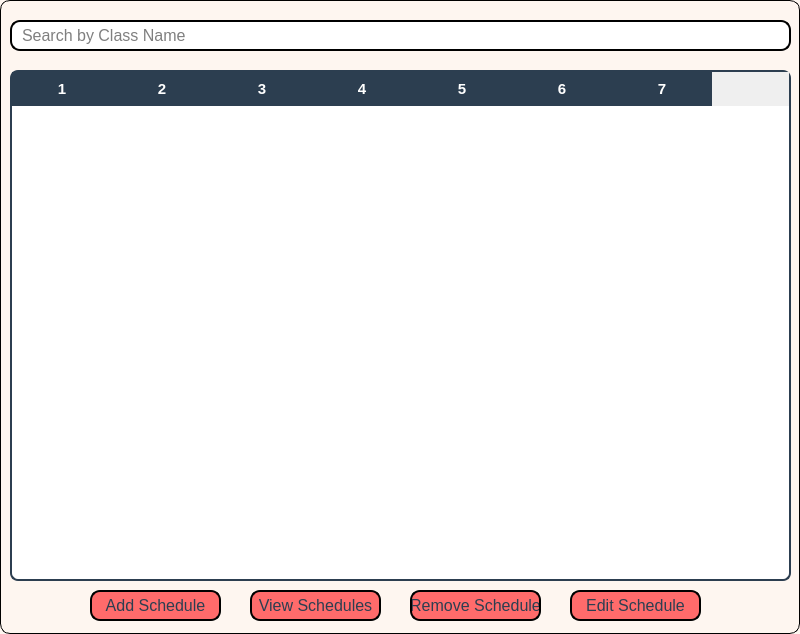
First picture: the form in AdminPanel/ClassScheduleManagement.ui, repository sarimkhan4/SchoolManagementSystem, before the edit.
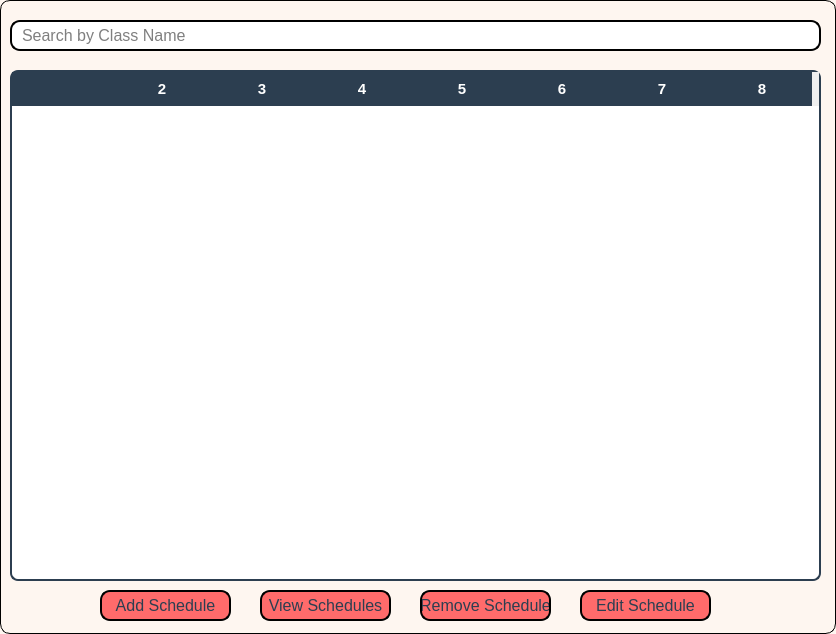
Second picture: the form after the edit.

The edit to the form file:
```diff
--- a/AdminPanel/ClassScheduleManagement.ui
+++ b/AdminPanel/ClassScheduleManagement.ui
@@ -6,7 +6,7 @@
    <rect>
     <x>0</x>
     <y>0</y>
-    <width>800</width>
+    <width>836</width>
     <height>634</height>
    </rect>
   </property>
@@ -31,7 +31,7 @@
     <rect>
      <x>10</x>
      <y>70</y>
-     <width>781</width>
+     <width>811</width>
      <height>511</height>
     </rect>
    </property>
@@ -79,7 +79,7 @@
     <enum>QFrame::Shape::StyledPanel</enum>
    </property>
    <property name="columnCount">
-    <number>7</number>
+    <number>8</number>
    </property>
    <property name="horizontalHeaderLabels" stdset="0">
     <stringlist>
@@ -92,6 +92,11 @@
      <string>Room</string>
     </stringlist>
    </property>
+   <column>
+    <property name="text">
+     <string/>
+    </property>
+   </column>
    <column/>
    <column/>
    <column/>
@@ -103,7 +108,7 @@
   <widget class="QPushButton" name="editScheduleButton">
    <property name="geometry">
     <rect>
-     <x>570</x>
+     <x>580</x>
      <y>590</y>
      <width>131</width>
      <height>31</height>
@@ -132,7 +137,7 @@
   <widget class="QPushButton" name="addScheduleButton">
    <property name="geometry">
     <rect>
-     <x>90</x>
+     <x>100</x>
      <y>590</y>
      <width>131</width>
      <height>31</height>
@@ -163,7 +168,7 @@
     <rect>
      <x>10</x>
      <y>20</y>
-     <width>781</width>
+     <width>811</width>
      <height>31</height>
     </rect>
    </property>
@@ -187,7 +192,7 @@
   <widget class="QPushButton" name="viewScheduleButton">
    <property name="geometry">
     <rect>
-     <x>250</x>
+     <x>260</x>
      <y>590</y>
      <width>131</width>
      <height>31</height>
@@ -216,7 +221,7 @@
   <widget class="QPushButton" name="removeScheduleButton">
    <property name="geometry">
     <rect>
-     <x>410</x>
+     <x>420</x>
      <y>590</y>
      <width>131</width>
      <height>31</height>
```
